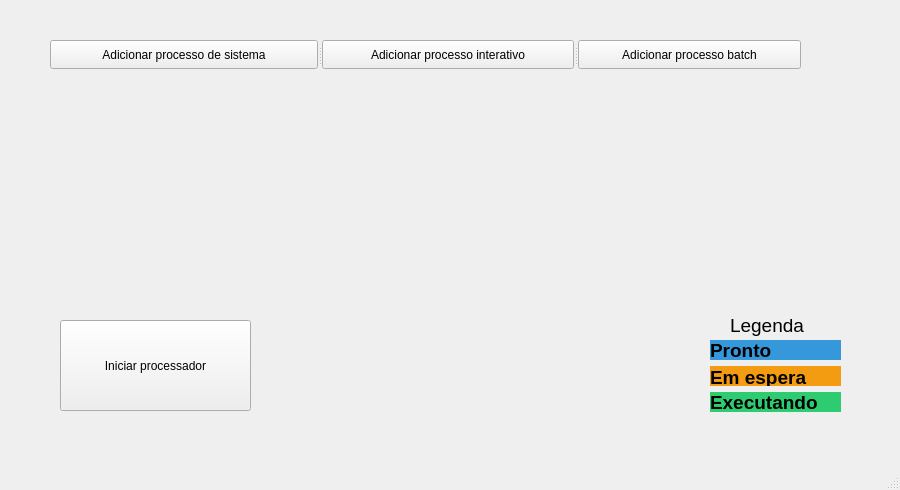
First picture: the form in interface/view.ui, repository M3nin0/schedulerPy, before the edit.
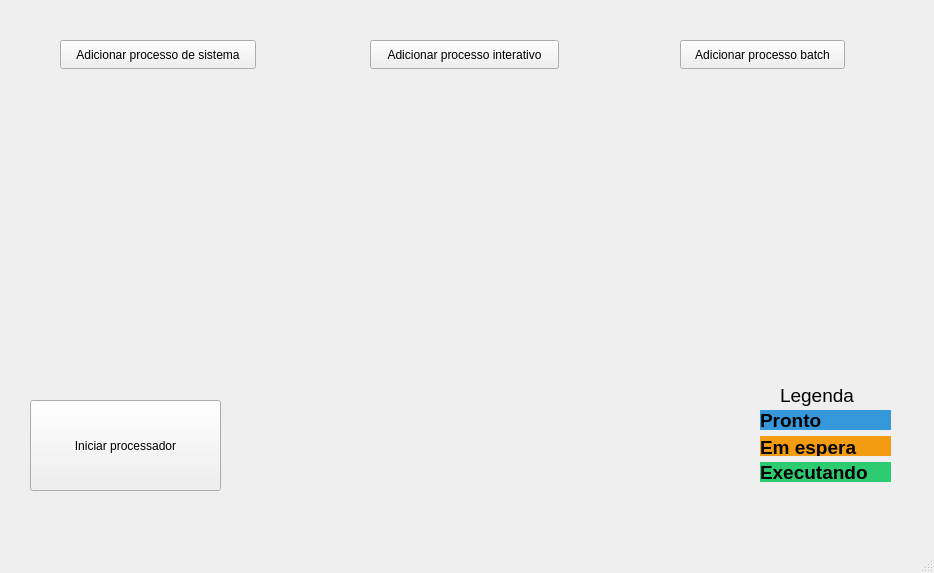
Second picture: the form after the edit.

Commit message: Melhoria da interface HTML

What changed in the file:
```diff
--- a/interface/view.ui
+++ b/interface/view.ui
@@ -6,8 +6,8 @@
    <rect>
     <x>0</x>
     <y>0</y>
-    <width>900</width>
-    <height>490</height>
+    <width>934</width>
+    <height>573</height>
    </rect>
   </property>
   <property name="windowTitle">
@@ -17,8 +17,8 @@
    <widget class="QPushButton" name="pushButton">
     <property name="geometry">
      <rect>
-      <x>60</x>
-      <y>320</y>
+      <x>30</x>
+      <y>400</y>
       <width>191</width>
       <height>91</height>
      </rect>
@@ -30,8 +30,8 @@
    <widget class="QLabel" name="lbl_pronto_2">
     <property name="geometry">
      <rect>
-      <x>730</x>
-      <y>310</y>
+      <x>780</x>
+      <y>380</y>
       <width>95</width>
       <height>31</height>
      </rect>
@@ -48,42 +48,11 @@
      <string>Legenda</string>
     </property>
    </widget>
-   <widget class="QSplitter" name="splitter">
-    <property name="geometry">
-     <rect>
-      <x>50</x>
-      <y>40</y>
-      <width>751</width>
-      <height>29</height>
-     </rect>
-    </property>
-    <property name="orientation">
-     <enum>Qt::Horizontal</enum>
-    </property>
-    <widget class="QPushButton" name="btn_sistema">
-     <property name="toolTip">
-      <string>&lt;html&gt;&lt;head/&gt;&lt;body&gt;&lt;p&gt;&lt;br/&gt;&lt;/p&gt;&lt;/body&gt;&lt;/html&gt;</string>
-     </property>
-     <property name="text">
-      <string>Adicionar processo de sistema</string>
-     </property>
-    </widget>
-    <widget class="QPushButton" name="btn_interativo">
-     <property name="text">
-      <string>Adicionar processo interativo</string>
-     </property>
-    </widget>
-    <widget class="QPushButton" name="btn_batch">
-     <property name="text">
-      <string>Adicionar processo batch</string>
-     </property>
-    </widget>
-   </widget>
    <widget class="QLabel" name="lbl_espera">
     <property name="geometry">
      <rect>
-      <x>710</x>
-      <y>366</y>
+      <x>760</x>
+      <y>436</y>
       <width>131</width>
       <height>20</height>
      </rect>
@@ -108,8 +77,8 @@
    <widget class="QLabel" name="lbl_executando">
     <property name="geometry">
      <rect>
-      <x>710</x>
-      <y>392</y>
+      <x>760</x>
+      <y>462</y>
       <width>131</width>
       <height>20</height>
      </rect>
@@ -131,8 +100,8 @@
    <widget class="QLabel" name="lbl_pronto">
     <property name="geometry">
      <rect>
-      <x>710</x>
-      <y>340</y>
+      <x>760</x>
+      <y>410</y>
       <width>131</width>
       <height>20</height>
      </rect>
@@ -154,33 +123,75 @@
    <widget class="QWidget" name="fila_sistema" native="true">
     <property name="geometry">
      <rect>
-      <x>90</x>
+      <x>30</x>
       <y>80</y>
-      <width>171</width>
-      <height>221</height>
+      <width>261</width>
+      <height>271</height>
      </rect>
     </property>
    </widget>
    <widget class="QWidget" name="fila_interativa" native="true">
     <property name="geometry">
      <rect>
-      <x>370</x>
+      <x>330</x>
       <y>80</y>
-      <width>171</width>
-      <height>221</height>
+      <width>261</width>
+      <height>271</height>
      </rect>
     </property>
    </widget>
    <widget class="QWidget" name="fila_batch" native="true">
     <property name="geometry">
      <rect>
-      <x>610</x>
+      <x>630</x>
       <y>80</y>
-      <width>171</width>
-      <height>221</height>
+      <width>261</width>
+      <height>271</height>
      </rect>
     </property>
    </widget>
+   <widget class="QPushButton" name="btn_sistema">
+    <property name="geometry">
+     <rect>
+      <x>60</x>
+      <y>40</y>
+      <width>196</width>
+      <height>29</height>
+     </rect>
+    </property>
+    <property name="toolTip">
+     <string>&lt;html&gt;&lt;head/&gt;&lt;body&gt;&lt;p&gt;&lt;br/&gt;&lt;/p&gt;&lt;/body&gt;&lt;/html&gt;</string>
+    </property>
+    <property name="text">
+     <string>Adicionar processo de sistema</string>
+    </property>
+   </widget>
+   <widget class="QPushButton" name="btn_interativo">
+    <property name="geometry">
+     <rect>
+      <x>370</x>
+      <y>40</y>
+      <width>189</width>
+      <height>29</height>
+     </rect>
+    </property>
+    <property name="text">
+     <string>Adicionar processo interativo</string>
+    </property>
+   </widget>
+   <widget class="QPushButton" name="btn_batch">
+    <property name="geometry">
+     <rect>
+      <x>680</x>
+      <y>40</y>
+      <width>165</width>
+      <height>29</height>
+     </rect>
+    </property>
+    <property name="text">
+     <string>Adicionar processo batch</string>
+    </property>
+   </widget>
   </widget>
   <widget class="QMenuBar" name="menubar">
    <property name="geometry">
```
Left out of the diff: 2 changed lines with no effect on the pictures. The commit also changes 3 other files.
